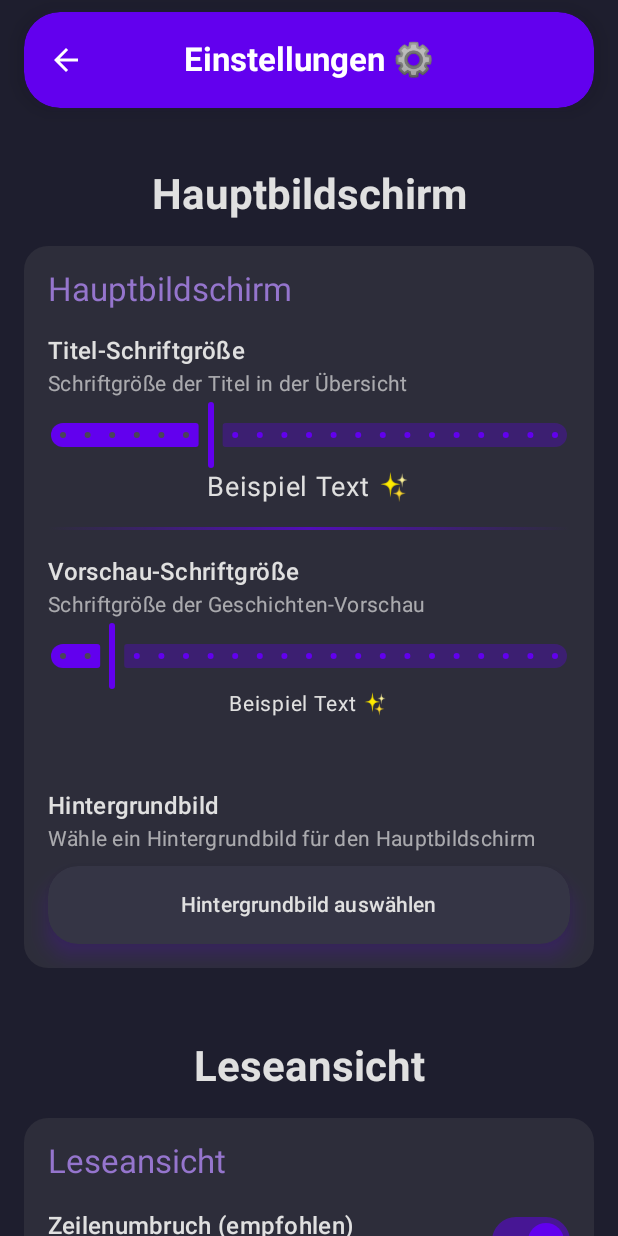
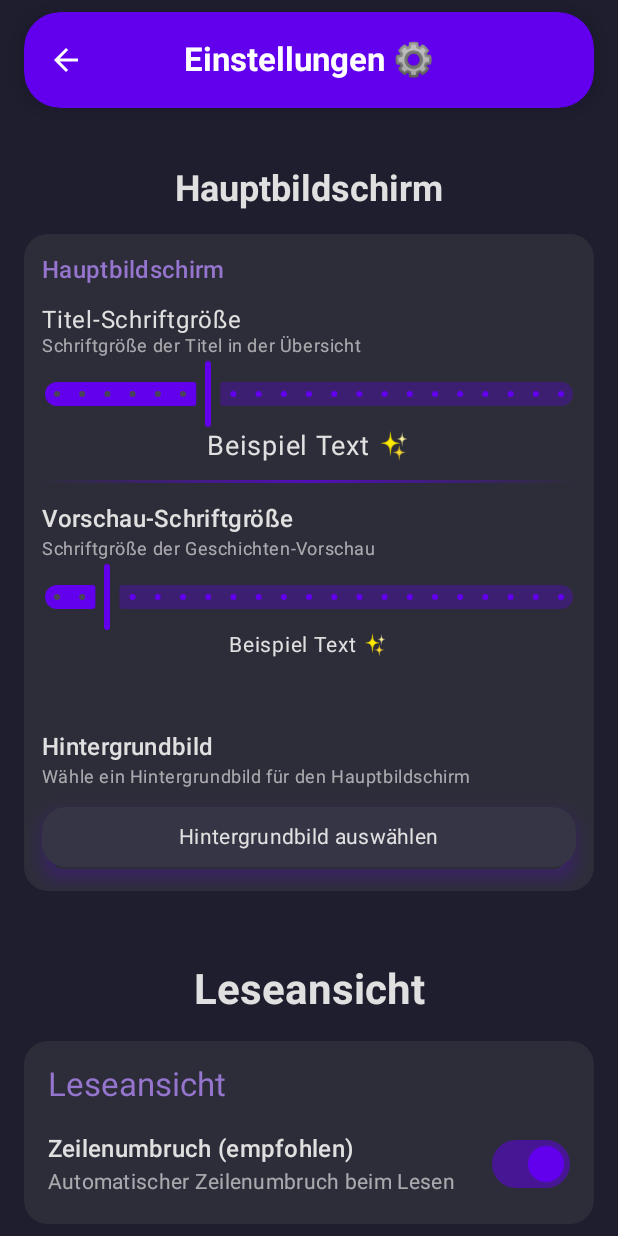
Before and after one commit to CRANKV2/Kids-Story, an Android app built with Jetpack Compose: the ChatScreen screen opened through its navigation route, after a tap on "Einstellungen", on a phone screen of 412 x 824 dp. Run offline under Robolectric (Android 15) with nearby library versions, the phone set to English and light mode, and no system bars.

Commit message:
Refactor ColorPicker and ChatScreen for improved UI and functionality
- Updated ColorPicker component to enhance layout with padding adjustments and improved text styling.
- Implemented background image handling in ChatScreen, allowing for a customizable chat background.
- Refactored ChatScreen's top bar and input area for better visual consistency and user experience.
- Adjusted text styles and paddings across various components in SettingsScreen for a more cohesive design.

These changes collectively enhance the app's user interface, providing a more engaging and visually appealing experience.

```diff
--- a/app/src/main/java/com/gigo/kidsstorys/ui/components/ColorPicker.kt
+++ b/app/src/main/java/com/gigo/kidsstorys/ui/components/ColorPicker.kt
@@ -38,11 +38,14 @@ fun ColorPicker(
         Color(0xFFBA68C8)  // Pink
     )
 
-    Column {
+    Column(
+        modifier = Modifier.padding(vertical = 8.dp)
+    ) {
         Text(
-            title,
-            style = MaterialTheme.typography.titleSmall,
-            color = TextLight.copy(alpha = 0.7f)
+            text = title,
+            style = MaterialTheme.typography.bodyLarge,
+            color = TextLight,
+            modifier = Modifier.padding(bottom = 4.dp)
         )
 
         LazyRow(
--- a/app/src/main/java/com/gigo/kidsstorys/ui/screens/SettingsScreen.kt
+++ b/app/src/main/java/com/gigo/kidsstorys/ui/screens/SettingsScreen.kt
@@ -83,6 +83,7 @@ import androidx.compose.material3.SnackbarHostState
 import androidx.compose.material3.SnackbarHost
 import android.graphics.BitmapFactory
 import androidx.compose.foundation.Image
+import androidx.compose.foundation.layout.PaddingValues
 import androidx.compose.material3.TextButton
 import androidx.compose.runtime.rememberCoroutineScope
 import androidx.compose.ui.graphics.asImageBitmap
@@ -216,11 +217,11 @@ fun SettingsScreen(
             Text(
                 stringResource(R.string.hauptbildschirm_h1),
                 style = MaterialTheme.typography.headlineMedium,
-                fontSize = 28.sp,
+                fontSize = 24.sp,
                 fontWeight = FontWeight.Bold,
                 color = TextLight,
                 modifier = Modifier
-                    .padding(vertical = 16.dp)
+                    .padding(vertical = 12.dp)
                     .fillMaxWidth()
                     .wrapContentWidth(Alignment.CenterHorizontally)
             )
@@ -234,12 +235,12 @@ fun SettingsScreen(
                 shape = RoundedCornerShape(16.dp)
             ) {
                 Column(
-                    modifier = Modifier.padding(16.dp),
-                    verticalArrangement = Arrangement.spacedBy(16.dp)
+                    modifier = Modifier.padding(12.dp),
+                    verticalArrangement = Arrangement.spacedBy(12.dp)
                 ) {
                     Text(
                         stringResource(R.string.hauptbildschirm),
-                        style = MaterialTheme.typography.titleLarge,
+                        style = MaterialTheme.typography.titleMedium,
                         color = Color(0xFF9575CD)
                     )
 
@@ -247,12 +248,12 @@ fun SettingsScreen(
                     Column {
                         Text(
                             stringResource(R.string.titel_schriftgroesse),
-                            style = MaterialTheme.typography.titleMedium,
+                            style = MaterialTheme.typography.bodyLarge,
                             color = TextLight
                         )
                         Text(
                             stringResource(R.string.schriftgroesse_der_titel_in_der_bersicht),
-                            style = MaterialTheme.typography.bodyMedium,
+                            style = MaterialTheme.typography.bodySmall,
                             color = TextLight.copy(alpha = 0.7f)
                         )
                         Slider(
@@ -266,7 +267,7 @@ fun SettingsScreen(
                             modifier = Modifier
                                 .fillMaxWidth()
                                 .wrapContentSize()
-                                .heightIn(min = 16.dp),
+                                .heightIn(min = 12.dp),
                             colors = SliderDefaults.colors(
                                 thumbColor = AccentPurple,
                                 activeTrackColor = AccentPurple,
@@ -309,7 +310,7 @@ fun SettingsScreen(
                         )
                         Text(
                             stringResource(R.string.schriftgroee_der_geschichten_vorschau),
-                            style = MaterialTheme.typography.bodyMedium,
+                            style = MaterialTheme.typography.bodySmall,
                             color = TextLight.copy(alpha = 0.7f)
                         )
                         Slider(
@@ -323,7 +324,7 @@ fun SettingsScreen(
                             modifier = Modifier
                                 .fillMaxWidth()
                                 .wrapContentSize()
-                                .heightIn(min = 16.dp),
+                                .heightIn(min = 12.dp),
                             colors = SliderDefaults.colors(
                                 thumbColor = AccentPurple,
                                 activeTrackColor = AccentPurple,
@@ -342,7 +343,7 @@ fun SettingsScreen(
                         )
                     }
 
-                    Spacer(modifier = Modifier.height(16.dp))
+                    Spacer(modifier = Modifier.height(24.dp))
 
                     // Hintergrundbild-Einstellung
                     Column {
@@ -353,7 +354,7 @@ fun SettingsScreen(
                         )
                         Text(
                             "Wähle ein Hintergrundbild für den Hauptbildschirm",
-                            style = MaterialTheme.typography.bodyMedium,
+                            style = MaterialTheme.typography.bodySmall,
                             color = TextLight.copy(alpha = 0.7f)
                         )
                         Spacer(modifier = Modifier.height(8.dp))
@@ -363,19 +364,21 @@ fun SettingsScreen(
                             modifier = Modifier
                                 .fillMaxWidth()
                                 .shadow(
-                                    elevation = 8.dp,
+                                    elevation = 6.dp,
                                     spotColor = AccentPurple,
-                                    shape = RoundedCornerShape(20.dp)
+                                    shape = RoundedCornerShape(16.dp)
                                 ),
+                            contentPadding = PaddingValues(vertical = 6.dp, horizontal = 12.dp),
                             colors = ButtonDefaults.buttonColors(
                                 containerColor = Color(0xFF353545)
                             ),
-                            shape = RoundedCornerShape(20.dp)
+                            shape = RoundedCornerShape(16.dp)
                         ) {
                             Text(
                                 "Hintergrundbild auswählen",
+                                style = MaterialTheme.typography.bodyMedium,
                                 color = TextLight,
-                                modifier = Modifier.padding(vertical = 8.dp)
+                                modifier = Modifier.padding(vertical = 4.dp)
                             )
                         }
 
@@ -572,7 +575,7 @@ fun SettingsScreen(
                         stringResource(R.string.hauptbildschirm),
                         style = MaterialTheme.typography.titleMedium,
                         color = Color(0xFF9575CD),
-                        fontSize = 22.sp,
+                        fontSize = 18.sp,
                         fontWeight = FontWeight.Bold
                     )
 
@@ -641,7 +644,7 @@ fun SettingsScreen(
                         stringResource(R.string.leseansicht),
                         style = MaterialTheme.typography.titleMedium,
                         color = Color(0xFF9575CD),
-                        fontSize = 22.sp,
+                        fontSize = 18.sp,
                         fontWeight = FontWeight.Bold
                     )
 
```
Also changed, not shown: app/src/main/java/com/gigo/kidsstorys/ui/screens/ChatScreen.kt (+49 -19 lines).
